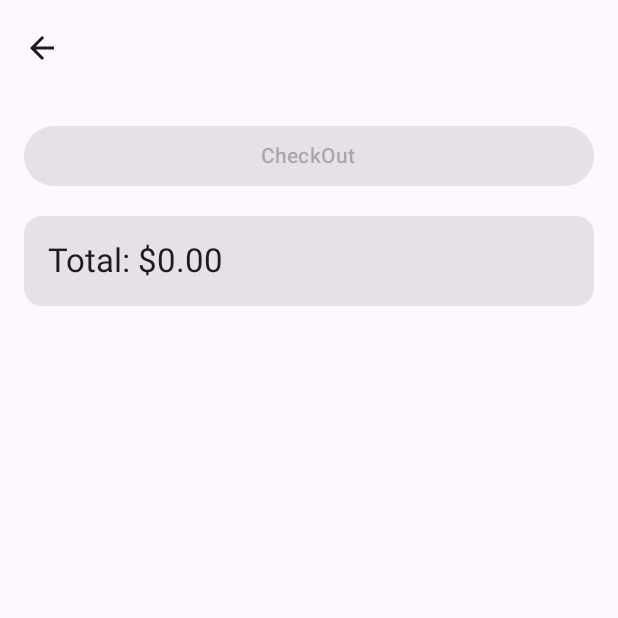
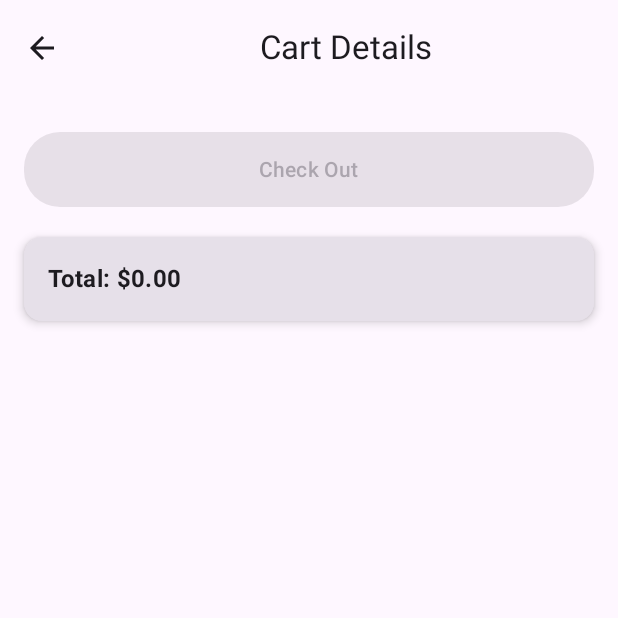
Before and after one commit to Temowo/MAPD721_Group2_Final_Project, an Android app built with Jetpack Compose: the CartScreen screen opened through its navigation route, on a phone screen of 412 x 824 dp, the top half of it. Run offline under Robolectric (Android 15) with nearby library versions, the phone set to English and light mode, and no system bars; our stand-ins replace Firebase (no records; nobody signed in at launch, a user with empty details on screens opened directly).

Commit message:
Styled buttons with rounded shapes and consistent height in cart screen

```diff
--- a/app/src/main/java/com/mapd721/group2/CartScreen.kt
+++ b/app/src/main/java/com/mapd721/group2/CartScreen.kt
@@ -1,7 +1,5 @@
 package com.mapd721.group2
 
-import android.webkit.WebView
-import android.webkit.WebViewClient
 import androidx.compose.foundation.Image
 import androidx.compose.foundation.layout.*
 import androidx.compose.foundation.lazy.LazyColumn
@@ -16,17 +14,16 @@ import androidx.compose.ui.Alignment
 import androidx.compose.ui.Modifier
 import androidx.compose.ui.draw.clip
 import androidx.compose.ui.layout.ContentScale
-import androidx.compose.ui.platform.LocalContext
 import androidx.compose.ui.res.painterResource
+import androidx.compose.ui.text.font.FontWeight
+import androidx.compose.ui.text.style.TextAlign
 import androidx.compose.ui.unit.dp
-import androidx.compose.ui.viewinterop.AndroidView
 import com.google.firebase.firestore.ktx.firestore
 import com.google.firebase.ktx.Firebase
 import java.text.NumberFormat
 import java.util.*
 import kotlinx.coroutines.launch
 import kotlinx.coroutines.tasks.await
-
 
 @OptIn(ExperimentalMaterial3Api::class)
 @Composable
@@ -35,17 +32,13 @@ fun CartScreen(onBack: () -> Unit) {
     var items by remember { mutableStateOf<List<Item>>(emptyList()) }
     val scope = rememberCoroutineScope()
     var showCheckoutDialog by remember { mutableStateOf(false) }
-    val context = LocalContext.current
-    var showWebView by remember { mutableStateOf(false) } // State to control WebView visibility
 
-    // Currency formatter
     val currencyFormat = remember {
         NumberFormat.getCurrencyInstance(Locale.getDefault()).apply {
             maximumFractionDigits = 2
         }
     }
 
-    // Listen for Firestore changes
     LaunchedEffect(Unit) {
         db.collection("products")
             .addSnapshotListener { snapshot, error ->
@@ -63,12 +56,10 @@ fun CartScreen(onBack: () -> Unit) {
             }
     }
 
-    // Calculate grand total
     val grandTotal = remember(items) {
         items.sumOf { it.total.toDouble() }.toFloat()
     }
 
-    // Delete all products
     fun deleteAllProducts() {
         scope.launch {
             try {
@@ -86,7 +77,14 @@ fun CartScreen(onBack: () -> Unit) {
     Scaffold(
         topBar = {
             TopAppBar(
-                title = { "Cart Details" },
+                title = {
+                    Text(
+                        text = "Cart Details",
+                        style = MaterialTheme.typography.titleLarge,
+                        modifier = Modifier.fillMaxWidth(),
+                        textAlign = TextAlign.Center
+                    )
+                },
                 navigationIcon = {
                     IconButton(onClick = onBack) {
                         Icon(
@@ -98,54 +96,44 @@ fun CartScreen(onBack: () -> Unit) {
             )
         }
     ) { paddingValues ->
-
         Column(
             modifier = Modifier
                 .fillMaxSize()
+                .padding(paddingValues)
                 .padding(16.dp)
         ) {
-
-        Spacer(modifier = Modifier.height(paddingValues.calculateTopPadding()))
-
-        // Input Section
-        Column(
-            modifier = Modifier.fillMaxWidth(),
-            verticalArrangement = Arrangement.spacedBy(8.dp)
-        ) {
-            Row(
-                modifier = Modifier.fillMaxWidth(),
-                horizontalArrangement = Arrangement.spacedBy(8.dp)
-            ) {
+            Spacer(modifier = Modifier.height(8.dp))
 
             Button(
                 onClick = { showCheckoutDialog = true },
-                    modifier = Modifier.weight(1f),
+                modifier = Modifier
+                    .fillMaxWidth()
+                    .height(50.dp),
+                shape = RoundedCornerShape(24.dp),
                 enabled = items.isNotEmpty()
             ) {
-                    Text("CheckOut")
+                Text("Check Out")
             }
-            }
+
+            Spacer(modifier = Modifier.height(20.dp))
+
+            Card(
+                modifier = Modifier.fillMaxWidth(),
+                shape = RoundedCornerShape(12.dp),
+                elevation = CardDefaults.cardElevation(4.dp)
+            ) {
+                Text(
+                    text = "Total: ${currencyFormat.format(grandTotal)}",
+                    style = MaterialTheme.typography.titleMedium.copy(fontWeight = FontWeight.Bold),
+                    modifier = Modifier.padding(16.dp)
+                )
             }
 
             Spacer(modifier = Modifier.height(16.dp))
 
-        // Total Price
-        Card(
+            LazyColumn(
+                verticalArrangement = Arrangement.spacedBy(12.dp),
                 modifier = Modifier.fillMaxWidth()
-        ) {
-            Text(
-                text = "Total: ${currencyFormat.format(grandTotal)}",
-                style = MaterialTheme.typography.titleLarge,
-                modifier = Modifier.padding(16.dp)
-            )
-        }
-
-        Spacer(modifier = Modifier.height(8.dp))
-
-        // Products List
-        LazyColumn(
-            modifier = Modifier.fillMaxWidth(),
-            verticalArrangement = Arrangement.spacedBy(8.dp)
             ) {
                 items(items) { item ->
                     ProductItemRow(
@@ -159,68 +147,32 @@ fun CartScreen(onBack: () -> Unit) {
                     )
                 }
             }
-    }
 
-
-
-        if (showWebView) {
-
-            AndroidView(
-                factory = { context ->
-                    WebView(context).apply {
-                        webViewClient = object : WebViewClient() {
-                            override fun shouldOverrideUrlLoading(
-                                view: WebView,
-                                url: String
-                            ): Boolean {
-                                if (url.contains("rickie-austin-114.github.io/paypal/success.html")) {
-                                    // Close the WebView and return to the app
-                                    view.visibility =
-                                        android.view.View.GONE // or finish the activity
-                                    return true
-                                }
-                                view.loadUrl(url)
-                                return false
-                            }
-                        }
-                        settings.javaScriptEnabled = true // Enable JavaScript
-                        loadUrl("http://rickie-austin-114.github.io/paypal/index.html?amount=$grandTotal") // Initial URL
-                    }
-                },
-                modifier = Modifier.fillMaxSize()
-
-            )
-        }
-
-    // Delete All Confirmation Dialog
             if (showCheckoutDialog) {
                 AlertDialog(
                     onDismissRequest = { showCheckoutDialog = false },
                     title = { Text("Checkout All Products?") },
-            text = { Text("Make sure you have order all the product") },
+                    text = { Text("Make sure you have ordered all the products") },
                     confirmButton = {
                         TextButton(
                             onClick = {
-                        showWebView = true
                                 deleteAllProducts()
                                 showCheckoutDialog = false
-
                             }
                         ) {
-                    Text("Checkout", color = MaterialTheme.colorScheme.onPrimaryContainer)
+                            Text("Checkout")
                         }
                     },
                     dismissButton = {
-                TextButton(
-                    onClick = { showCheckoutDialog = false }
-                ) {
+                        TextButton(onClick = { showCheckoutDialog = false }) {
                             Text("Cancel")
                         }
                     }
                 )
-    }}
             }
-
+        }
+    }
+}
 
 @OptIn(ExperimentalMaterial3Api::class)
 @Composable
@@ -230,34 +182,36 @@ fun ProductItemRow(
     onDelete: () -> Unit
 ) {
     Card(
-        modifier = Modifier.fillMaxWidth()
+        modifier = Modifier.fillMaxWidth(),
+        shape = RoundedCornerShape(16.dp),
+        colors = CardDefaults.cardColors(containerColor = MaterialTheme.colorScheme.surfaceVariant),
+        elevation = CardDefaults.cardElevation(4.dp)
     ) {
         Row(
             modifier = Modifier
                 .fillMaxWidth()
-                .padding(16.dp),
+                .padding(12.dp),
             verticalAlignment = Alignment.CenterVertically,
-            horizontalArrangement = Arrangement.SpaceBetween
+            horizontalArrangement = Arrangement.spacedBy(12.dp)
         ) {
             Image(
                 painter = painterResource(id = getImageResource(item.image)),
-                contentDescription = "",
+                contentDescription = item.productName,
                 modifier = Modifier
-                    .width(40.dp)
-                    .height(40.dp)
-                    .clip(RoundedCornerShape(2.dp)),
+                    .size(60.dp)
+                    .clip(RoundedCornerShape(8.dp)),
                 contentScale = ContentScale.Crop
             )
 
             Column(modifier = Modifier.weight(1f)) {
-
                 Text(
                     text = item.productName,
-                    style = MaterialTheme.typography.bodyLarge
+                    style = MaterialTheme.typography.titleSmall,
+                    fontWeight = FontWeight.Bold
                 )
                 Text(
                     text = "${currencyFormat.format(item.price)} × ${item.quantity} = ${currencyFormat.format(item.total)}",
-                    style = MaterialTheme.typography.bodyMedium,
+                    style = MaterialTheme.typography.bodySmall,
                     color = MaterialTheme.colorScheme.onSurface.copy(alpha = 0.7f)
                 )
             }
@@ -273,7 +227,6 @@ fun ProductItemRow(
     }
 }
 
-// Rest of the code remains the same (Item data class and ProductItemRow composable)
 data class Item(
     val id: String = "",
     val productName: String = "",
```
Lines whose indentation alone changed are shown as unchanged.
